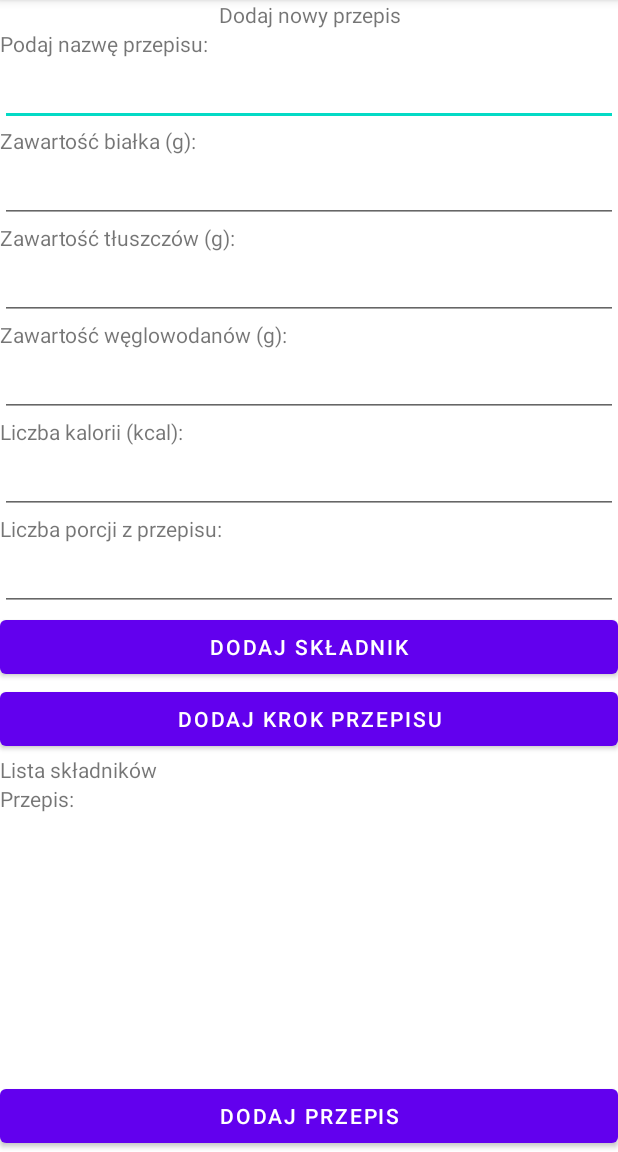
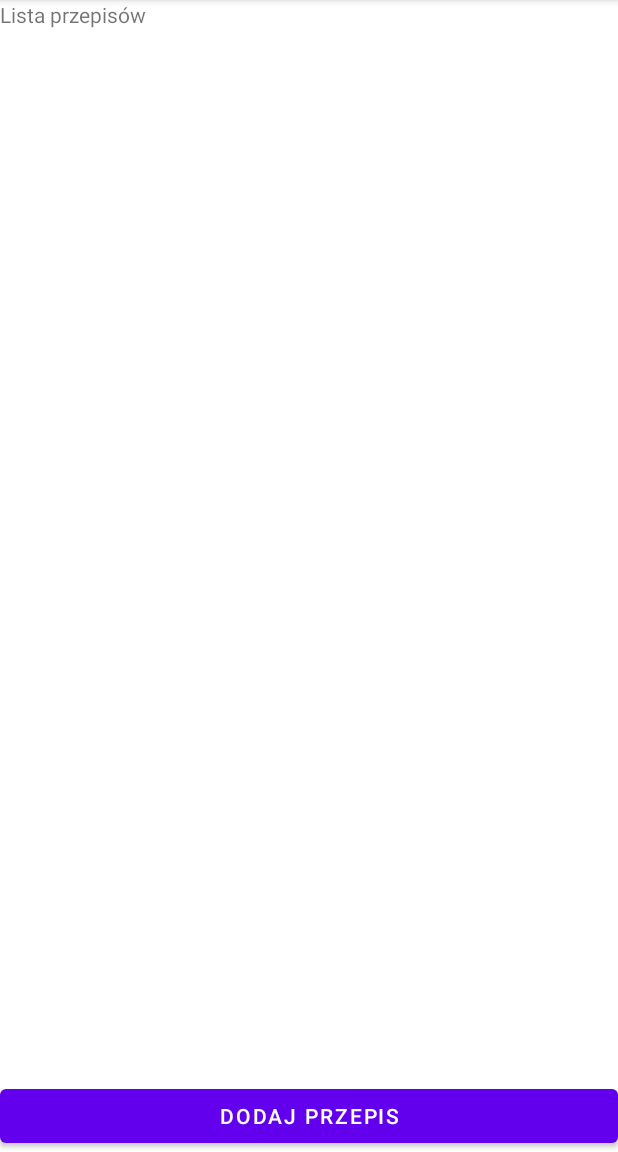
Before and after one commit to lenardam/MyDiet, an Android app: the screen it shows after launch (NewRecipeActivity before the commit, RecipesListActivity after it), after a tap on "PRZEPISY", on a phone screen of 412 x 824 dp, the part 84-1236 px from its top. Run offline under Robolectric (Android 15) with nearby library versions, the phone set to English and light mode, and no system bars.

Commit message:
Dodawanie nowych przepisów

```diff
--- a/android/app/src/main/AndroidManifest.xml
+++ b/android/app/src/main/AndroidManifest.xml
@@ -12,6 +12,9 @@
         android:supportsRtl="true"
         android:theme="@style/Theme.MyDiet"
         tools:targetApi="31">
+        <activity
+            android:name=".RecipesListActivity"
+            android:exported="false" />
         <activity
             android:name=".ShoppingListActivity"
             android:exported="false" />
--- a/android/app/src/main/java/com/lenardam/mydiet/MainActivity.java
+++ b/android/app/src/main/java/com/lenardam/mydiet/MainActivity.java
@@ -43,7 +43,7 @@ public class MainActivity extends AppCompatActivity {
         recipes_button.setOnClickListener(new View.OnClickListener() {
             @Override
             public void onClick(View view) {
-                Intent intent = new Intent(MainActivity.this, NewRecipeActivity.class);
+                Intent intent = new Intent(MainActivity.this, RecipesListActivity.class);
                 startActivity(intent);
             }
         });
--- /dev/null
+++ b/android/app/src/main/java/com/lenardam/mydiet/RecipesListActivity.java
@@ -0,0 +1,93 @@
+package com.lenardam.mydiet;
+
+import android.app.Activity;
+import android.content.Intent;
+import android.os.Bundle;
+import android.view.View;
+import android.widget.Button;
+import android.widget.Toast;
+
+import androidx.activity.EdgeToEdge;
+import androidx.activity.result.ActivityResultLauncher;
+import androidx.activity.result.contract.ActivityResultContracts;
+import androidx.appcompat.app.AppCompatActivity;
+import androidx.core.graphics.Insets;
+import androidx.core.view.ViewCompat;
+import androidx.core.view.WindowInsetsCompat;
+import androidx.recyclerview.widget.LinearLayoutManager;
+import androidx.recyclerview.widget.RecyclerView;
+
+import com.lenardam.mydiet.adapters.IngredientAdapter;
+import com.lenardam.mydiet.adapters.RecipesAdapter;
+import com.lenardam.mydiet.model.Recipe;
+
+import java.util.ArrayList;
+
+public class RecipesListActivity extends AppCompatActivity {
+
+    private ArrayList<Recipe> all_recipes;
+    private ActivityResultLauncher<Intent> activityResultLauncher;
+    private RecipesAdapter recipes_adapter;
+    private RecyclerView recipes_recycle_view;
+
+    @Override
+    protected void onCreate(Bundle savedInstanceState) {
+        super.onCreate(savedInstanceState);
+
+        all_recipes = new ArrayList<Recipe>();
+        initViews();
+        initRecycleView();
+
+    }
+
+    private void initRecycleView() {
+        recipes_recycle_view = findViewById(R.id.recipes_recycle_view);
+        recipes_adapter = new RecipesAdapter(all_recipes);
+        recipes_recycle_view.setLayoutManager(new LinearLayoutManager(this));
+        recipes_recycle_view.setAdapter(recipes_adapter);
+    }
+
+    private void initViews() {
+        EdgeToEdge.enable(this);
+        setContentView(R.layout.recipes_list_activity);
+        ViewCompat.setOnApplyWindowInsetsListener(findViewById(R.id.main), (v, insets) -> {
+            Insets systemBars = insets.getInsets(WindowInsetsCompat.Type.systemBars());
+            v.setPadding(systemBars.left, systemBars.top, systemBars.right, systemBars.bottom);
+            return insets;
+        });
+
+
+
+        Button add_new_recipe = (Button) findViewById(R.id.add_new_recipe);
+        add_new_recipe.setOnClickListener(
+                new View.OnClickListener() {
+                    @Override
+                    public void onClick(View view) {
+                        Intent intent = new Intent(RecipesListActivity.this, NewRecipeActivity.class);
+                        activityResultLauncher.launch(intent);
+                    }
+                }
+        );
+
+        activityResultLauncher = registerForActivityResult(
+                new ActivityResultContracts.StartActivityForResult(),
+                result -> {
+                    if (result.getResultCode() == Activity.RESULT_OK) {
+                        Intent data = result.getData();
+                        if (data != null) {
+
+                            Recipe new_recipe = (Recipe) data.getExtras().get(NewRecipeActivity.NEW_RECIPE_TAG);
+                            if (new_recipe != null)
+                            {
+                                all_recipes.add(new_recipe);
+                                recipes_adapter.notifyDataSetChanged();
+                            }
+                            Toast.makeText(this, "Przepis został dodany", Toast.LENGTH_SHORT).show();
+                        }
+
+
+                    }
+                }
+        );
+    }
+}
--- /dev/null
+++ b/android/app/src/main/java/com/lenardam/mydiet/adapters/RecipesAdapter.java
@@ -0,0 +1,51 @@
+package com.lenardam.mydiet.adapters;
+
+import android.view.LayoutInflater;
+import android.view.View;
+import android.view.ViewGroup;
+import android.widget.TextView;
+
+import androidx.annotation.NonNull;
+import androidx.recyclerview.widget.RecyclerView;
+
+import com.lenardam.mydiet.R;
+import com.lenardam.mydiet.model.Recipe;
+
+import java.util.ArrayList;
+
+public class RecipesAdapter extends RecyclerView.Adapter<RecipesAdapter.ViewHolder> {
+
+    private ArrayList<Recipe> recipes;
+
+    public RecipesAdapter(ArrayList<Recipe> recipes) {
+        this.recipes = recipes;
+    }
+
+    public static class ViewHolder extends RecyclerView.ViewHolder {
+        TextView rv_recipe_name;
+
+        public ViewHolder(@NonNull View itemView) {
+            super(itemView);
+            rv_recipe_name = itemView.findViewById(R.id.rv_recipe_name);
+        }
+    }
+
+    @NonNull
+    @Override
+    public ViewHolder onCreateViewHolder(@NonNull ViewGroup parent, int viewType) {
+        View view = LayoutInflater.from(parent.getContext()).inflate(R.layout.recipe_item, parent, false);
+        return new ViewHolder(view);
+    }
+
+    @Override
+    public void onBindViewHolder(@NonNull ViewHolder holder, int position) {
+        Recipe recipe = recipes.get(position);
+        String recipe_name = recipe.getName();
+        holder.rv_recipe_name.setText(recipe_name);
+    }
+
+    @Override
+    public int getItemCount() {
+        return recipes.size();
+    }
+}
--- a/android/app/src/main/java/com/lenardam/mydiet/model/Recipe.java
+++ b/android/app/src/main/java/com/lenardam/mydiet/model/Recipe.java
@@ -1,8 +1,9 @@
 package com.lenardam.mydiet.model;
 
+import java.io.Serializable;
 import java.util.ArrayList;
 
-public class Recipe {
+public class Recipe implements Serializable {
     private String name;
     private Integer calories_amount;
     private Integer protein_amount;
--- a/android/app/src/main/java/com/lenardam/mydiet/model/RecipeIngredient.java
+++ b/android/app/src/main/java/com/lenardam/mydiet/model/RecipeIngredient.java
@@ -1,6 +1,8 @@
 package com.lenardam.mydiet.model;
 
-public class RecipeIngredient {
+import java.io.Serializable;
+
+public class RecipeIngredient implements Serializable {
     private String name;
     private Double amount;
     private String unit;
--- a/android/app/src/main/res/layout/new_recipe_activity.xml
+++ b/android/app/src/main/res/layout/new_recipe_activity.xml
@@ -147,6 +147,6 @@
         android:id="@+id/add_recipe_button"
         android:layout_width="match_parent"
         android:layout_height="wrap_content"
-        android:text="Dodaj przepis"
-        android:layout_gravity="bottom"/>
+        android:layout_gravity="bottom"
+        android:text="Zapisz" />
 </LinearLayout>
--- /dev/null
+++ b/android/app/src/main/res/layout/recipes_list_activity.xml
@@ -0,0 +1,38 @@
+<?xml version="1.0" encoding="utf-8"?>
+<FrameLayout xmlns:android="http://schemas.android.com/apk/res/android"
+    xmlns:app="http://schemas.android.com/apk/res-auto"
+    xmlns:tools="http://schemas.android.com/tools"
+    android:id="@+id/main"
+    android:layout_width="match_parent"
+    android:layout_height="match_parent"
+    android:layout_gravity="center"
+    tools:context=".RecipesListActivity">
+
+
+
+    <LinearLayout
+        android:layout_width="match_parent"
+        android:layout_height="match_parent"
+        android:orientation="vertical">
+
+        <TextView
+            android:id="@+id/recipe_list_title"
+            android:layout_width="match_parent"
+            android:layout_height="wrap_content"
+            android:text="Lista przepisów" />
+
+        <androidx.recyclerview.widget.RecyclerView
+            android:id="@+id/recipes_recycle_view"
+            android:layout_width="match_parent"
+            android:layout_height="wrap_content" />
+
+    </LinearLayout>
+
+    <Button
+        android:id="@+id/add_new_recipe"
+        android:layout_width="match_parent"
+        android:layout_height="wrap_content"
+        android:text="Dodaj przepis"
+        android:layout_gravity="bottom|center"/>
+
+</FrameLayout>
```
Also changed, not shown: android/app/src/main/java/com/lenardam/mydiet/NewRecipeActivity.java (+17 -3 lines), android/app/src/main/res/layout/recipe_item.xml (added, +26 -0 lines).
